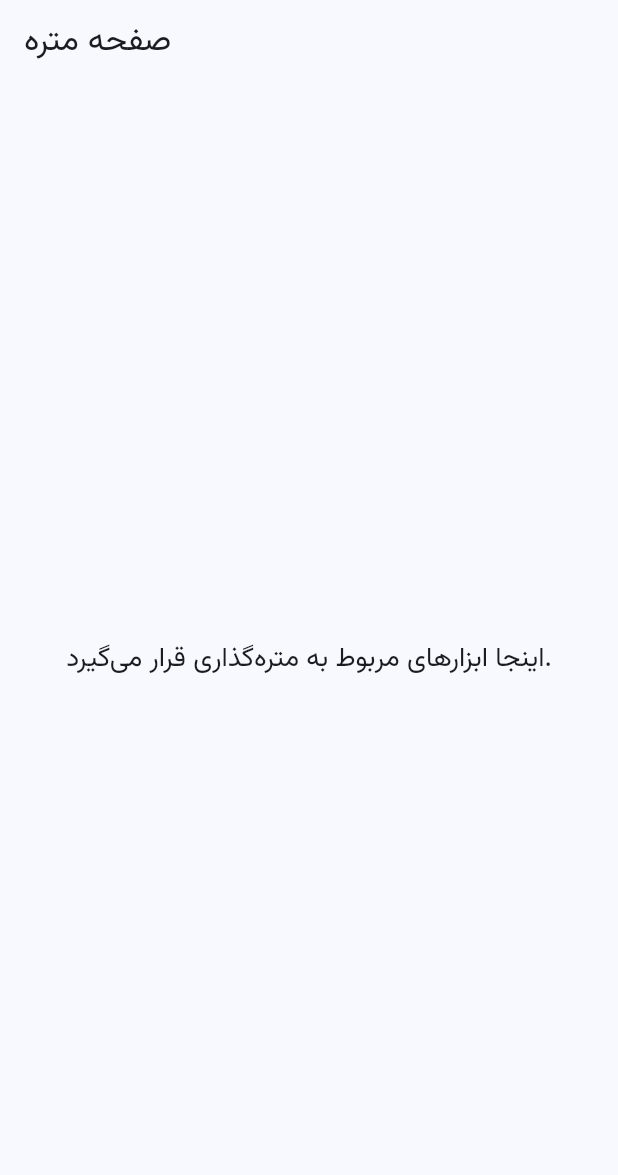
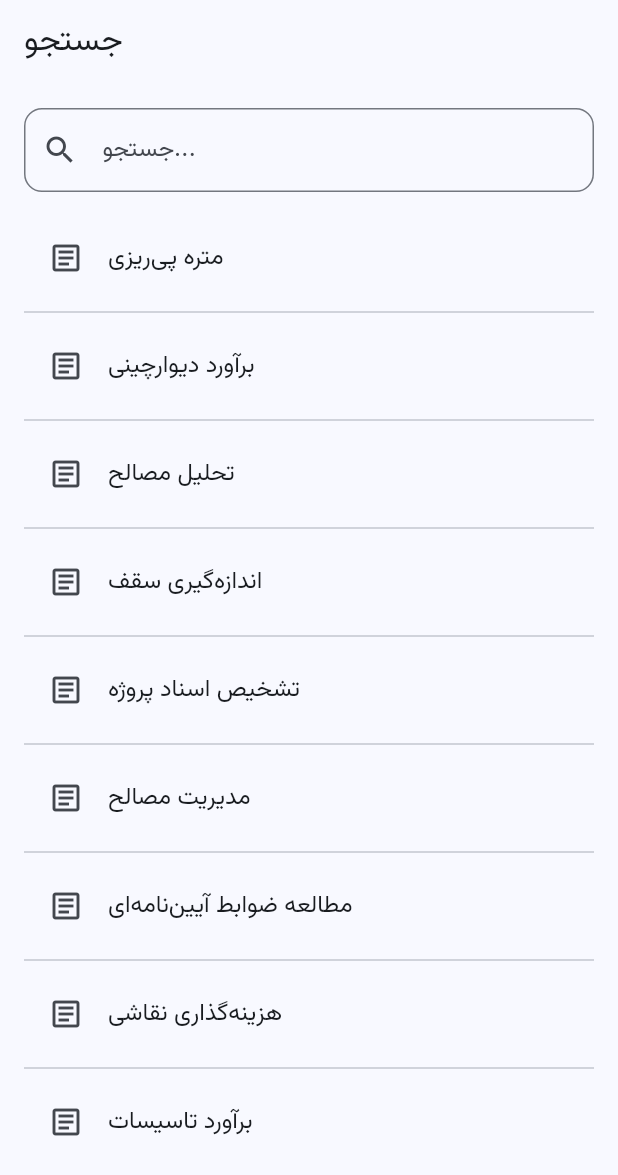
Before and after one commit to dilagh01/Metreyar_flutter_web, a Flutter app: the screen it shows after launch, on a phone screen of 412 x 824 dp. Shown: the top 1175 px of the screen. Run offline on Flutter 3.47's test engine with Material 3 defaults, Android fonts, the phone set to English and light mode, and no system bars; our stand-ins replace go_router.

Commit message:
📦 بروزرسانی و آماده‌سازی برای بیلد

```diff
--- a/lib/main.dart
+++ b/lib/main.dart
@@ -1,43 +1,35 @@
 import 'package:flutter/material.dart';
 import 'package:go_router/go_router.dart';
 
-// صفحات اصلی پروژه (فعلاً اسکلت‌بندی)
-import 'pages/measurement_page.dart';
+// صفحات پروژه
+import 'pages/search_page.dart';
+import 'pages/measure_page.dart';
 import 'pages/estimation_page.dart';
 import 'pages/analysis_page.dart';
 import 'pages/camera_measure_page.dart';
 import 'pages/document_recognition_page.dart';
 import 'pages/site_management_page.dart';
 import 'pages/study_page.dart';
+import 'pages/home_page.dart'; // هنوز نگه‌داشته شده
 
 void main() {
-  runApp(const MetreyarApp());
+  runApp(const MyApp());
 }
 
-class MetreyarApp extends StatelessWidget {
-  const MetreyarApp({super.key});
+class MyApp extends StatelessWidget {
+  const MyApp({super.key});
 
   @override
   Widget build(BuildContext context) {
-    return MaterialApp.router(
-      debugShowCheckedModeBanner: false,
-      title: 'Metreyar',
-      theme: ThemeData(
-        fontFamily: 'Vazirmatn',
-        colorScheme: ColorScheme.fromSeed(seedColor: Colors.blue),
-        useMaterial3: true,
-      ),
-      routerConfig: _router,
-    );
-  }
-}
-
-final GoRouter _router = GoRouter(
-  initialLocation: '/measurement',
+    final _router = GoRouter(
       routes: [
         GoRoute(
-      path: '/measurement',
-      builder: (context, state) => const MeasurementPage(),
+          path: '/',
+          builder: (context, state) => const SearchPage(), // صفحه جستجو = خانه
+        ),
+        GoRoute(
+          path: '/measure',
+          builder: (context, state) => const MeasurePage(),
         ),
         GoRoute(
           path: '/estimation',
@@ -56,12 +48,29 @@ final GoRouter _router = GoRouter(
           builder: (context, state) => const DocumentRecognitionPage(),
         ),
         GoRoute(
-      path: '/site-management',
+          path: '/site',
           builder: (context, state) => const SiteManagementPage(),
         ),
         GoRoute(
           path: '/study',
           builder: (context, state) => const StudyPage(),
         ),
+        GoRoute(
+          path: '/home',
+          builder: (context, state) => const HomePage(), // اگر خواستی صفحه‌ای به نام خانه هم داشته باشی
+        ),
       ],
     );
+
+    return MaterialApp.router(
+      title: 'Metreyar Web',
+      debugShowCheckedModeBanner: false,
+      theme: ThemeData(
+        fontFamily: 'Vazirmatn',
+        colorScheme: ColorScheme.fromSeed(seedColor: Colors.blue),
+        useMaterial3: true,
+      ),
+      routerConfig: _router,
+    );
+  }
+}
--- /dev/null
+++ b/lib/pages/search_page.dart
@@ -0,0 +1,87 @@
+import 'package:flutter/material.dart';
+
+class SearchPage extends StatefulWidget {
+  const SearchPage({super.key});
+
+  @override
+  State<SearchPage> createState() => _SearchPageState();
+}
+
+class _SearchPageState extends State<SearchPage> {
+  final TextEditingController _controller = TextEditingController();
+  List<String> allItems = [
+    'متره پی‌ریزی',
+    'برآورد دیوارچینی',
+    'تحلیل مصالح',
+    'اندازه‌گیری سقف',
+    'تشخیص اسناد پروژه',
+    'مدیریت مصالح',
+    'مطالعه ضوابط آیین‌نامه‌ای',
+    'هزینه‌گذاری نقاشی',
+    'برآورد تاسیسات',
+  ];
+
+  List<String> filteredItems = [];
+
+  @override
+  void initState() {
+    super.initState();
+    filteredItems = allItems;
+    _controller.addListener(_filterResults);
+  }
+
+  void _filterResults() {
+    final query = _controller.text.toLowerCase();
+    setState(() {
+      filteredItems = allItems
+          .where((item) => item.toLowerCase().contains(query))
+          .toList();
+    });
+  }
+
+  @override
+  Widget build(BuildContext context) {
+    return Scaffold(
+      appBar: AppBar(title: const Text('جستجو')),
+      body: Padding(
+        padding: const EdgeInsets.all(16.0),
+        child: Column(
+          children: [
+            TextField(
+              controller: _controller,
+              decoration: InputDecoration(
+                hintText: 'جستجو...',
+                prefixIcon: const Icon(Icons.search),
+                border: OutlineInputBorder(borderRadius: BorderRadius.circular(12)),
+              ),
+            ),
+            const SizedBox(height: 16),
+            Expanded(
+              child: filteredItems.isEmpty
+                  ? const Center(child: Text('نتیجه‌ای یافت نشد.'))
+                  : ListView.separated(
+                      itemCount: filteredItems.length,
+                      separatorBuilder: (_, __) => const Divider(),
+                      itemBuilder: (context, index) {
+                        return ListTile(
+                          title: Text(filteredItems[index]),
+                          leading: const Icon(Icons.article_outlined),
+                          onTap: () {
+                            // TODO: Implement navigation to selected item
+                          },
+                        );
+                      },
+                    ),
+            ),
+          ],
+        ),
+      ),
+    );
+  }
+
+  @override
+  void dispose() {
+    _controller.dispose();
+    super.dispose();
+  }
+}
```
Also changed, not shown: lib/pages/home_page.dart (added, +60 -0 lines). Lines whose indentation alone changed are shown as unchanged.
